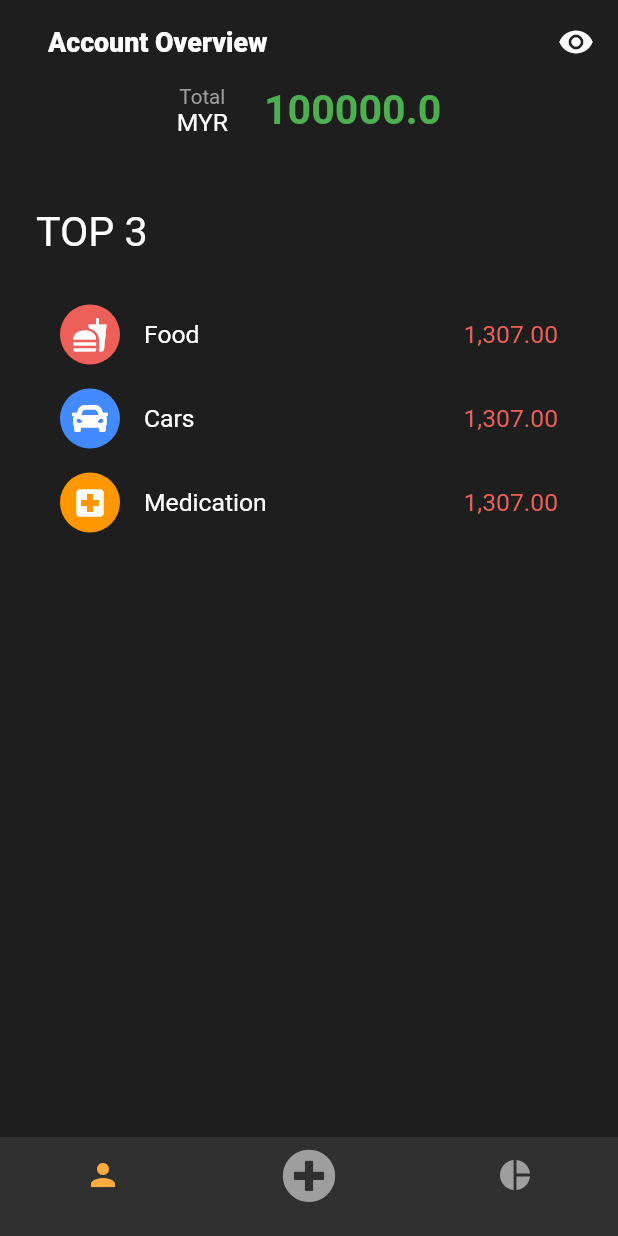
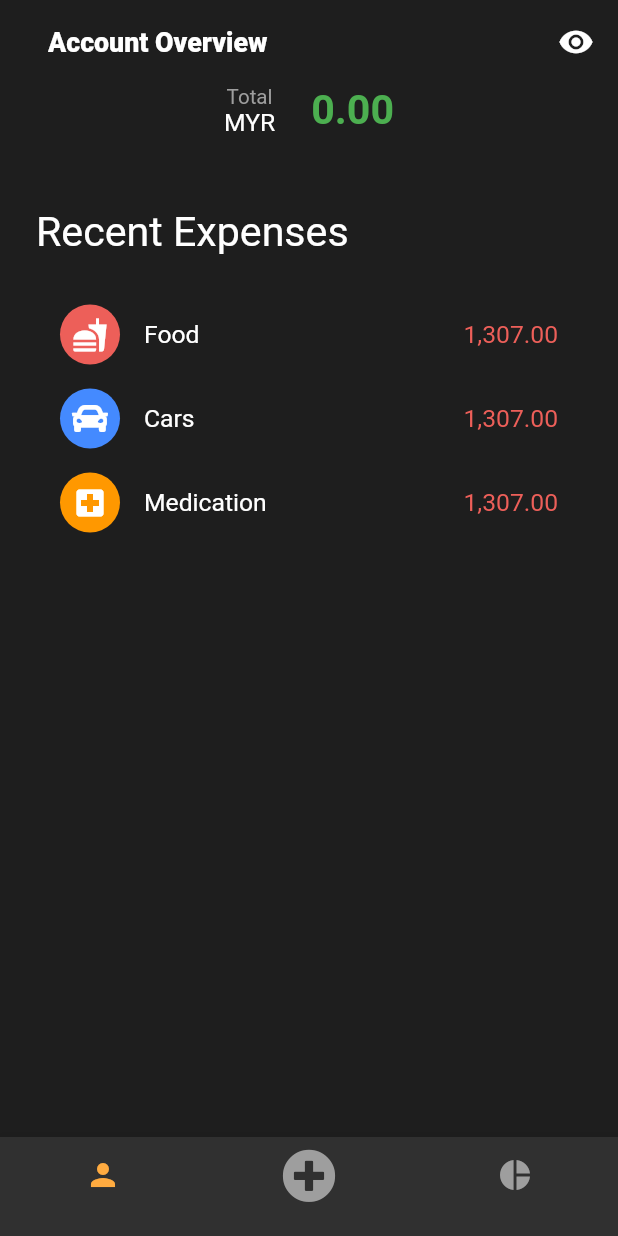
Before and after one commit to qqgary/expense-tracker, a Flutter app: the screen it shows after launch, on a phone screen of 412 x 824 dp. Run offline on Flutter 3.47's test engine with Material 2 defaults, Android fonts, the phone set to English and light mode, and no system bars; our stand-ins replace flutter_multi_formatter, font_awesome_flutter, sizer.

Commit message:
✨ Added format currency

```diff
--- a/lib/model/aaccount.dart
+++ b/lib/model/aaccount.dart
@@ -4,7 +4,7 @@ class AccountModel {
   double amount;
   String title;
   String description;
-  Category categories;
+  CategoryModel category;
 
-  AccountModel({this.amount, this.categories});
+  AccountModel({this.amount, this.category});
 }
--- a/lib/model/category.dart
+++ b/lib/model/category.dart
@@ -1,9 +1,13 @@
 import 'package:flutter/material.dart';
 
-class Category {
+class CategoryModel {
   IconData icon;
   Color color;
   String name;
 
-  Category({@required this.icon,@required this.color,@required this.name});
+  CategoryModel({
+    @required this.icon,
+    @required this.color,
+    @required this.name,
+  });
 }
--- a/lib/provider/account.dart
+++ b/lib/provider/account.dart
@@ -1,9 +1,10 @@
 import 'package:expense_tracker/model/aaccount.dart';
+import 'package:expense_tracker/model/category.dart';
 import 'package:flutter/material.dart';
 
 class AccountProvider extends ChangeNotifier {
   AccountModel _account = AccountModel(
-    amount: 100000.00,
+    amount: 0.00,
   );
   AccountModel get account => this._account;
 
--- a/lib/screens/bottom_navigation_screens/account_overview.dart
+++ b/lib/screens/bottom_navigation_screens/account_overview.dart
@@ -10,6 +10,7 @@ import 'package:expense_tracker/widgets/category_icon.dart';
 import 'package:flutter/material.dart';
 import 'package:font_awesome_flutter/font_awesome_flutter.dart';
 import 'package:provider/provider.dart';
+import 'package:flutter_multi_formatter/flutter_multi_formatter.dart';
 
 class AccountOverviewScreen extends StatelessWidget {
   static const String routeName = 'account-overview';
@@ -64,7 +65,7 @@ class AccountOverviewScreen extends StatelessWidget {
         crossAxisAlignment: CrossAxisAlignment.start,
         children: [
           AppText(
-            'TOP 3',
+            'Recent Expenses',
             fontSize: AppFontSize.extraTitle,
           ),
           AppHeightSizedBox.mediumBox,
@@ -127,7 +128,8 @@ class AccountOverviewScreen extends StatelessWidget {
         AppWidthSizedBox.mediumBox,
         isVisible
             ? AppText(
-                (account.amount).toString(),
+                account.amount.toString(),
+                isCurrencyFormat: true,
                 color: (account.amount) < 0 ? AppColor.red : AppColor.green,
                 fontSize: AppFontSize.extraTitle,
                 fontWeight: AppFontWeight.bold,
--- a/lib/screens/bottom_navigation_screens/expense/add_expense.dart
+++ b/lib/screens/bottom_navigation_screens/expense/add_expense.dart
@@ -36,7 +36,7 @@ class AddExpenseScreen extends StatelessWidget {
               SliverGridDelegateWithFixedCrossAxisCount(crossAxisCount: 3),
           itemCount: Constant.categories.length,
           itemBuilder: (_, i) {
-            Category category = Constant.categories[i];
+            CategoryModel category = Constant.categories[i];
 
             return InkWell(
               onTap: () => navigatorPopUp(
--- a/lib/screens/bottom_navigation_screens/expense/add_new_record.dart
+++ b/lib/screens/bottom_navigation_screens/expense/add_new_record.dart
@@ -13,7 +13,7 @@ import 'package:flutter/services.dart';
 import 'package:provider/provider.dart';
 
 class AddNewRecord extends StatelessWidget {
-  final Category category;
+  final CategoryModel category;
   static const String routeName = 'add-new-record';
   AddNewRecord({this.category, Key key}) : super(key: key);
 
--- a/lib/utils/constant.dart
+++ b/lib/utils/constant.dart
@@ -57,20 +57,20 @@ class Constant {
     ),
   );
 
-  static List<Category> categories = [
-    Category(icon: Icons.fastfood, color: AppColor.red, name: 'Food'),
-    Category(icon: FontAwesomeIcons.car, color: AppColor.blue, name: 'Car'),
-    Category(
+  static List<CategoryModel> categories = [
+    CategoryModel(icon: Icons.fastfood, color: AppColor.red, name: 'Food'),
+    CategoryModel(icon: FontAwesomeIcons.car, color: AppColor.blue, name: 'Car'),
+    CategoryModel(
         icon: Icons.local_hospital, color: AppColor.orange, name: 'Health'),
-    Category(
+    CategoryModel(
         icon: FontAwesomeIcons.home, color: AppColor.yellow, name: 'Living'),
-    Category(icon: Icons.book, color: AppColor.red, name: 'Education'),
-    Category(
+    CategoryModel(icon: Icons.book, color: AppColor.red, name: 'Education'),
+    CategoryModel(
         icon: FontAwesomeIcons.shieldVirus,
         color: AppColor.red,
         name: 'Insurance'),
-    Category(icon: Icons.phone, color: AppColor.red, name: 'Phone'),
-    Category(icon: Icons.pets, color: AppColor.orange, name: 'Pet'),
-    Category(icon: Icons.eject, color: AppColor.orange, name: 'Others'),
+    CategoryModel(icon: Icons.phone, color: AppColor.red, name: 'Phone'),
+    CategoryModel(icon: Icons.pets, color: AppColor.orange, name: 'Pet'),
+    CategoryModel(icon: Icons.eject, color: AppColor.orange, name: 'Others'),
   ];
 }
--- a/lib/widgets/app_text.dart
+++ b/lib/widgets/app_text.dart
@@ -1,5 +1,6 @@
 import 'package:expense_tracker/themes/styles.dart';
 import 'package:flutter/material.dart';
+import 'package:flutter_multi_formatter/flutter_multi_formatter.dart';
 
 class AppText extends StatelessWidget {
   final String text;
@@ -15,9 +16,11 @@ class AppText extends StatelessWidget {
   final bool isStrikeThrough;
   final bool isTextShadow;
   final bool isTranslate;
+  final bool isCurrencyFormat;
 
-  const AppText(this.text,
-      {this.fontFamily,
+  const AppText(
+    this.text, {
+    this.fontFamily,
     this.fontSize,
     this.fontWeight,
     this.color: Colors.white,
@@ -28,12 +31,14 @@ class AppText extends StatelessWidget {
     this.underline: false,
     this.isStrikeThrough: false,
     this.isTextShadow: false,
-      this.isTranslate: true});
+    this.isTranslate: true,
+    this.isCurrencyFormat: false,
+  });
 
   @override
   Widget build(BuildContext context) {
     return Text(
-      text,
+      isCurrencyFormat ? text.toCurrencyString() : text,
       overflow: overflow,
       maxLines: maxlines,
       style: TextStyle(
```
Lines whose indentation alone changed are shown as unchanged.
